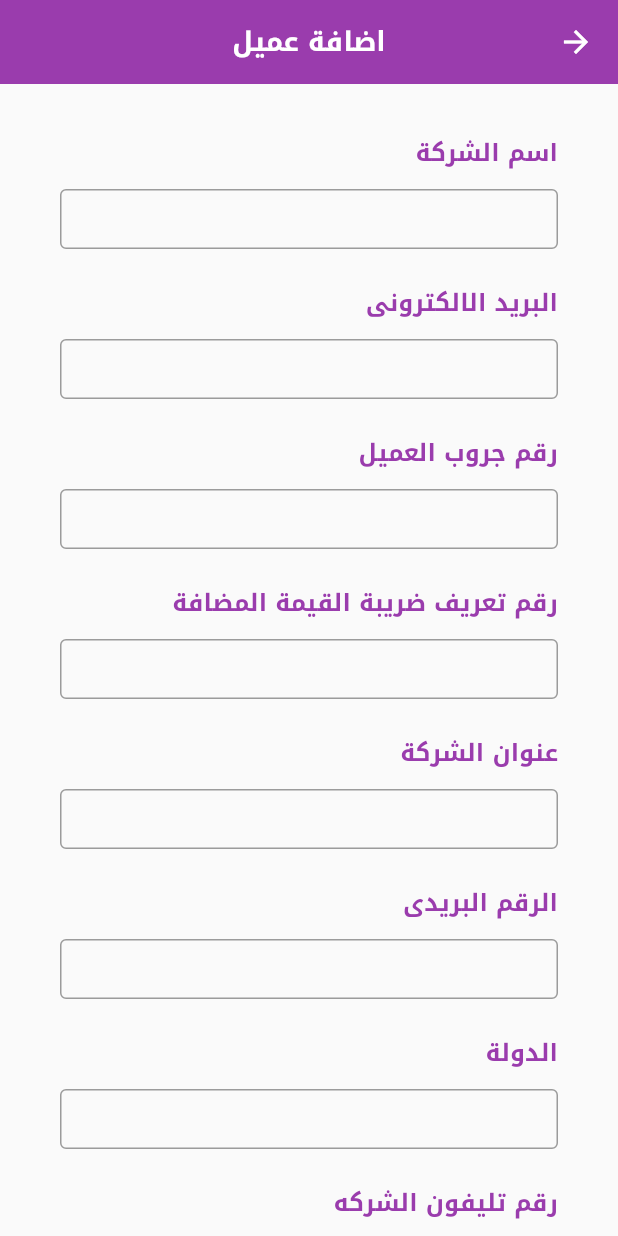
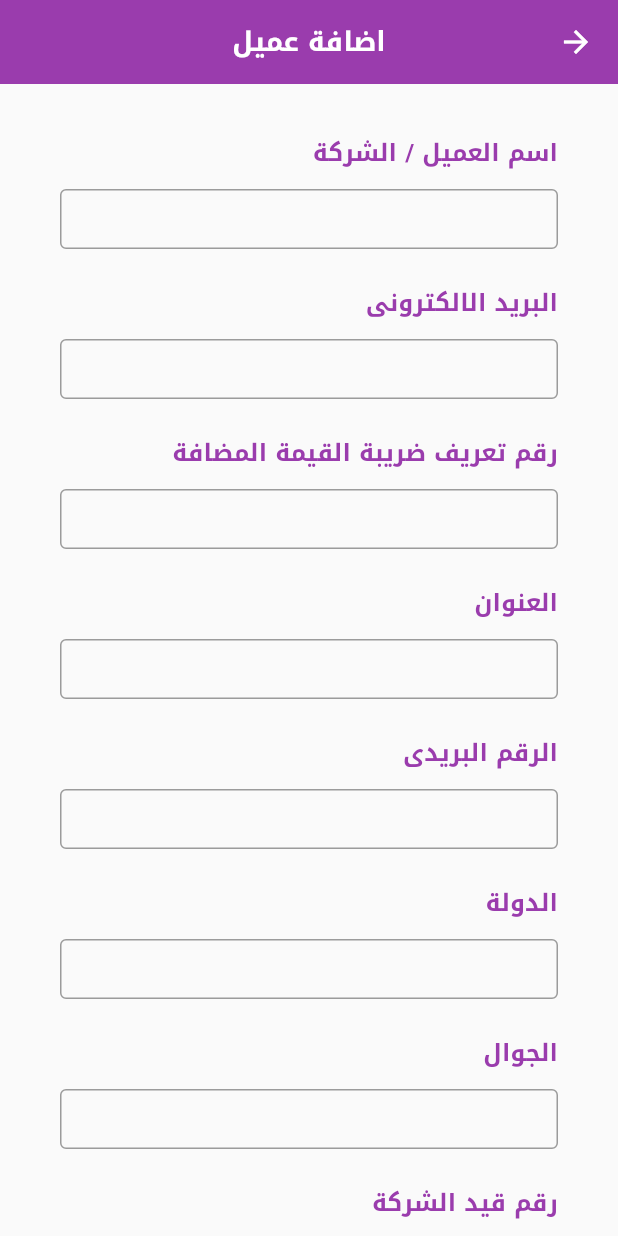
Before and after one commit to omarzezo/Trailor, a Flutter app: the CustomerDetailsScreen screen opened by its route, after a tap on "اضافة عميل", on a phone screen of 412 x 824 dp. Run offline on Flutter 3.47's test engine with Material 2 defaults, Android fonts, the phone set to English and light mode, and no system bars; our stand-ins replace bloc, data_table_2, dio, flutter_bloc, flutter_spinkit, fluttertoast and 2 more; accounts and stored records are empty; network calls fail; Roboto replaces fonts that are missing (Noto Kufi Arabic).

Commit message:
edit font and remove unused

```diff
--- a/lib/View/sewing invoice screen/Size Screen.dart
+++ b/lib/View/sewing invoice screen/Size Screen.dart
@@ -100,7 +100,7 @@ class _SizeScreenState extends State<SizeScreen> {
           return Scaffold(
               backgroundColor: Colors.white,
               body: Container(
-                margin: const EdgeInsets.all(10),
+                // margin: const EdgeInsets.all(10),
                 decoration: BoxDecoration(
                   border: Border.all(color: MyConstant().purpleColor, width: 3),
                 ),
@@ -116,7 +116,7 @@ class _SizeScreenState extends State<SizeScreen> {
                             Container(
                               height: MediaQuery.of(context).size.height / 10,
                               width: double.infinity,
-                              padding: const EdgeInsets.only(left: 30),
+                              padding: const EdgeInsets.only(left: 30,top: 10),
                               alignment: Alignment.center,
                               decoration: BoxDecoration(
                                 border: Border(
--- a/lib/View/sewing invoice screen/add_new_customer_screen.dart
+++ b/lib/View/sewing invoice screen/add_new_customer_screen.dart
@@ -66,7 +66,7 @@ class NewUserScreen extends StatelessWidget {
                   child: Column(
                     children: [
                       TextFormFieldWidget(
-                        text: "اسم الشركة",
+                        text: "اسم العميل / الشركة",
                         textInputAction: TextInputAction.next,
                         validator: (value) {
                           if (value == null || value.isEmpty) {
@@ -88,17 +88,17 @@ class NewUserScreen extends StatelessWidget {
                         textEditingController:
                             companyEmailAddressEditingController,
                       ),
-                      TextFormFieldWidget(
-                        text: "رقم جروب العميل",
-                        textInputAction: TextInputAction.next,
-                        validator: (value) {
-                          if (value == null || value.isEmpty) {
-                            return 'ادخل قيمة صحيحة';
-                          }
-                          return null;
-                        },
-                        textEditingController: companyGroupIdrEditingController,
-                      ),
+                      // TextFormFieldWidget(
+                      //   text: "رقم جروب العميل",
+                      //   textInputAction: TextInputAction.next,
+                      //   validator: (value) {
+                      //     if (value == null || value.isEmpty) {
+                      //       return 'ادخل قيمة صحيحة';
+                      //     }
+                      //     return null;
+                      //   },
+                      //   textEditingController: companyGroupIdrEditingController,
+                      // ),
                       TextFormFieldWidget(
                         text: "رقم تعريف ضريبة القيمة المضافة",
                         textInputAction: TextInputAction.next,
@@ -111,11 +111,11 @@ class NewUserScreen extends StatelessWidget {
                         textEditingController: companyVatNoEditingController,
                       ),
                       TextFormFieldWidget(
-                        text: "عنوان الشركة",
+                        text: "العنوان",
                         textInputAction: TextInputAction.next,
                         validator: (value) {
                           if (value == null || value.isEmpty) {
-                            return 'ادخل قيمة صحيحة';
+                            return 'يرجي ادخال العنوان';
                           }
                           return null;
                         },
@@ -144,7 +144,7 @@ class NewUserScreen extends StatelessWidget {
                         textEditingController: companyCountryEditingController,
                       ),
                       TextFormFieldWidget(
-                        text: "رقم تليفون الشركه",
+                        text: "الجوال",
                         textInputAction: TextInputAction.next,
                         validator: (value) {
                           if (value == null || value.isEmpty) {
@@ -196,8 +196,8 @@ class NewUserScreen extends StatelessWidget {
                                   company: companyNameEditingController.text,
                                   email:
                                       companyEmailAddressEditingController.text,
-                                  customerGroupId: int.parse(
-                                      companyGroupIdrEditingController.text),
+                                  // customerGroupId: int.parse(companyGroupIdrEditingController.text),
+                                  customerGroupId: 2,
                                   customerGroupName:
                                       companyGroupNameEditingController.text,
                                   vatNo: companyVatNoEditingController.text,
--- a/lib/View/sewing invoice screen/customers_details_screen.dart
+++ b/lib/View/sewing invoice screen/customers_details_screen.dart
@@ -42,7 +42,7 @@ scrollDirection: Axis.horizontal,
 
 
                     DataColumn(
-                      label:  Text("اسم الشركة ",
+                      label:  Text("اسم العميل ",
                           style: GoogleFonts.notoKufiArabic(
                               color: MyConstant().purpleColor,
                               fontWeight: FontWeight.bold,
@@ -53,11 +53,11 @@ scrollDirection: Axis.horizontal,
                             fontWeight: FontWeight.bold,
                             fontSize: 16)),),
                     DataColumn(label: Text(
-                        "رقم تعريف ضريبة  ", style: GoogleFonts.notoKufiArabic(
+                        "الرقم الضريبي", style: GoogleFonts.notoKufiArabic(
                         color: MyConstant().purpleColor,
                         fontWeight: FontWeight.bold,
                         fontSize: 16)),),
-                    DataColumn(label: Text("عنوان الشركة",
+                    DataColumn(label: Text("العنوان",
                         style: GoogleFonts.notoKufiArabic(
                             color: MyConstant().purpleColor,
                             fontWeight: FontWeight.bold,
@@ -67,7 +67,7 @@ scrollDirection: Axis.horizontal,
                             color: MyConstant().purpleColor,
                             fontWeight: FontWeight.bold,
                             fontSize: 16)),),
-                    DataColumn(label: Text("تليفون الشركة",
+                    DataColumn(label: Text("الجوال",
                         style: GoogleFonts.notoKufiArabic(
                             color: MyConstant().purpleColor,
                             fontWeight: FontWeight.bold,
--- a/lib/View/sewing invoice screen/sweing_screen.dart
+++ b/lib/View/sewing invoice screen/sweing_screen.dart
@@ -99,7 +99,7 @@ class _SewingScreenState extends State<SewingScreen> {
                       //   ],),
                       // ),
                       Container(
-                        width: MediaQuery.of(context).size.width / 1,
+                        width: MediaQuery.of(context).size.width ,
                         // height: MediaQuery.of(context).size.height/1.5,
                         margin: const EdgeInsets.symmetric(
                             horizontal: 10, vertical: 10),
```
